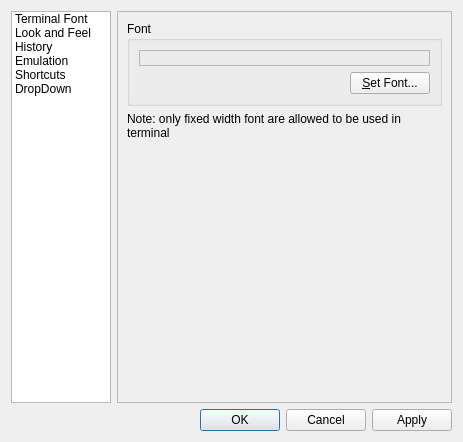
The window that src/forms/preferencesdialog.ui (trollixx/quickterminal) describes before a commit, drawn with Qt 5.
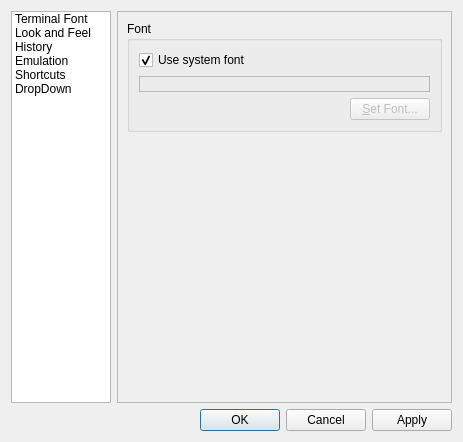
The same window after the commit.

Commit message: Add settings option for using system font (fixes #4)

What changed in the file:
```diff
--- a/src/forms/preferencesdialog.ui
+++ b/src/forms/preferencesdialog.ui
@@ -92,8 +92,11 @@
           <string>Font</string>
          </property>
          <layout class="QGridLayout" name="gridLayout">
-          <item row="0" column="0" colspan="2">
+          <item row="1" column="0" colspan="2">
            <widget class="QLabel" name="fontSampleLabel">
+            <property name="enabled">
+             <bool>false</bool>
+            </property>
             <property name="frameShape">
              <enum>QFrame::StyledPanel</enum>
             </property>
@@ -105,7 +108,17 @@
             </property>
            </widget>
           </item>
-          <item row="1" column="0">
+          <item row="2" column="1">
+           <widget class="QPushButton" name="changeFontButton">
+            <property name="enabled">
+             <bool>false</bool>
+            </property>
+            <property name="text">
+             <string>&amp;Set Font...</string>
+            </property>
+           </widget>
+          </item>
+          <item row="2" column="0">
            <spacer name="horizontalSpacer">
             <property name="orientation">
              <enum>Qt::Horizontal</enum>
@@ -118,17 +131,20 @@
             </property>
            </spacer>
           </item>
-          <item row="1" column="1">
-           <widget class="QPushButton" name="changeFontButton">
+          <item row="0" column="0">
+           <widget class="QCheckBox" name="useSystemFontCheckBox">
             <property name="text">
-             <string>&amp;Set Font...</string>
+             <string>Use system font</string>
+            </property>
+            <property name="checked">
+             <bool>true</bool>
             </property>
            </widget>
           </item>
          </layout>
         </widget>
        </item>
-       <item row="2" column="0">
+       <item row="1" column="0">
         <spacer name="verticalSpacer">
          <property name="orientation">
           <enum>Qt::Vertical</enum>
@@ -141,16 +157,6 @@
          </property>
         </spacer>
        </item>
-       <item row="1" column="0">
-        <widget class="QLabel" name="label_9">
-         <property name="text">
-          <string>Note: only fixed width font are allowed to be used in terminal</string>
-         </property>
-         <property name="wordWrap">
-          <bool>true</bool>
-         </property>
-        </widget>
-       </item>
       </layout>
      </widget>
      <widget class="QWidget" name="lookAndFeelPage">
```
The commit also changes 4 other files.
